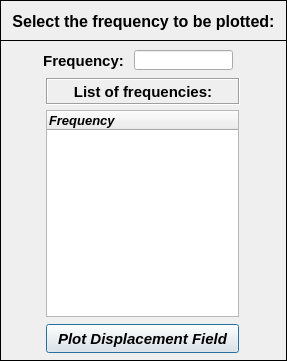
First picture: the form in pulse/uix/user_input/ui/Plots/Results/Structural/plotDisplacementFieldInput.ui, repository open-pulse/OpenPulse, before the edit.
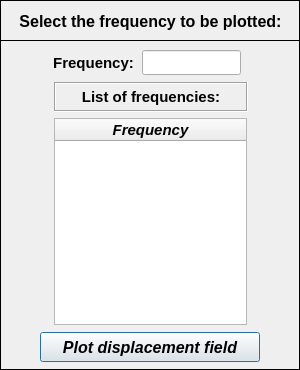
Second picture: the form after the edit. Icons and pictures are not drawn.

What changed in the file:
```diff
--- a/pulse/uix/user_input/ui/Plots/Results/Structural/plotDisplacementFieldInput.ui
+++ b/pulse/uix/user_input/ui/Plots/Results/Structural/plotDisplacementFieldInput.ui
@@ -9,8 +9,8 @@
    <rect>
     <x>0</x>
     <y>0</y>
-    <width>287</width>
-    <height>361</height>
+    <width>300</width>
+    <height>370</height>
    </rect>
   </property>
   <property name="sizePolicy">
@@ -21,14 +21,14 @@
   </property>
   <property name="minimumSize">
    <size>
-    <width>287</width>
-    <height>361</height>
+    <width>300</width>
+    <height>370</height>
    </size>
   </property>
   <property name="maximumSize">
    <size>
-    <width>287</width>
-    <height>361</height>
+    <width>300</width>
+    <height>370</height>
    </size>
   </property>
   <property name="contextMenuPolicy">
@@ -63,10 +63,22 @@
      <rect>
       <x>0</x>
       <y>0</y>
-      <width>287</width>
+      <width>300</width>
       <height>41</height>
      </rect>
     </property>
+    <property name="minimumSize">
+     <size>
+      <width>300</width>
+      <height>41</height>
+     </size>
+    </property>
+    <property name="maximumSize">
+     <size>
+      <width>300</width>
+      <height>41</height>
+     </size>
+    </property>
     <property name="frameShape">
      <enum>QFrame::Box</enum>
     </property>
@@ -79,12 +91,24 @@
     <widget class="QLabel" name="label">
      <property name="geometry">
       <rect>
-       <x>6</x>
-       <y>10</y>
-       <width>275</width>
-       <height>23</height>
+       <x>14</x>
+       <y>6</y>
+       <width>273</width>
+       <height>30</height>
       </rect>
      </property>
+     <property name="minimumSize">
+      <size>
+       <width>0</width>
+       <height>30</height>
+      </size>
+     </property>
+     <property name="maximumSize">
+      <size>
+       <width>16777215</width>
+       <height>30</height>
+      </size>
+     </property>
      <property name="font">
       <font>
        <family>Arial</family>
@@ -110,10 +134,22 @@
      <rect>
       <x>0</x>
       <y>40</y>
-      <width>287</width>
-      <height>321</height>
+      <width>300</width>
+      <height>330</height>
      </rect>
     </property>
+    <property name="minimumSize">
+     <size>
+      <width>300</width>
+      <height>330</height>
+     </size>
+    </property>
+    <property name="maximumSize">
+     <size>
+      <width>300</width>
+      <height>330</height>
+     </size>
+    </property>
     <property name="frameShape">
      <enum>QFrame::Box</enum>
     </property>
@@ -123,8 +159,8 @@
     <widget class="QTreeWidget" name="treeWidget">
      <property name="geometry">
       <rect>
-       <x>46</x>
-       <y>70</y>
+       <x>54</x>
+       <y>78</y>
        <width>193</width>
        <height>207</height>
       </rect>
@@ -138,43 +174,82 @@
        <bold>true</bold>
       </font>
      </property>
+     <property name="indentation">
+      <number>0</number>
+     </property>
      <column>
       <property name="text">
        <string notr="true">Frequency</string>
       </property>
+      <property name="font">
+       <font>
+        <family>Arial</family>
+        <pointsize>11</pointsize>
+        <weight>75</weight>
+        <italic>true</italic>
+        <bold>true</bold>
+       </font>
+      </property>
+      <property name="textAlignment">
+       <set>AlignCenter</set>
+      </property>
      </column>
     </widget>
     <widget class="QPushButton" name="pushButton">
      <property name="geometry">
       <rect>
-       <x>46</x>
-       <y>284</y>
-       <width>193</width>
-       <height>29</height>
+       <x>40</x>
+       <y>292</y>
+       <width>220</width>
+       <height>30</height>
       </rect>
      </property>
+     <property name="minimumSize">
+      <size>
+       <width>220</width>
+       <height>30</height>
+      </size>
+     </property>
+     <property name="maximumSize">
+      <size>
+       <width>220</width>
+       <height>30</height>
+      </size>
+     </property>
      <property name="font">
       <font>
        <family>Arial</family>
-       <pointsize>11</pointsize>
+       <pointsize>12</pointsize>
        <weight>75</weight>
        <italic>true</italic>
        <bold>true</bold>
       </font>
      </property>
      <property name="text">
-      <string>Plot Displacement Field</string>
+      <string>Plot displacement field</string>
      </property>
     </widget>
     <widget class="QLabel" name="label_3">
      <property name="geometry">
       <rect>
-       <x>46</x>
-       <y>38</y>
+       <x>54</x>
+       <y>42</y>
        <width>194</width>
-       <height>27</height>
+       <height>30</height>
       </rect>
      </property>
+     <property name="minimumSize">
+      <size>
+       <width>194</width>
+       <height>30</height>
+      </size>
+     </property>
+     <property name="maximumSize">
+      <size>
+       <width>194</width>
+       <height>30</height>
+      </size>
+     </property>
      <property name="font">
       <font>
        <family>Arial</family>
@@ -199,10 +274,10 @@
     <widget class="QLabel" name="label_2">
      <property name="geometry">
       <rect>
-       <x>36</x>
+       <x>46</x>
        <y>10</y>
        <width>95</width>
-       <height>21</height>
+       <height>25</height>
       </rect>
      </property>
      <property name="font">
@@ -223,21 +298,24 @@
     <widget class="QLineEdit" name="lineEdit">
      <property name="geometry">
       <rect>
-       <x>134</x>
+       <x>142</x>
        <y>10</y>
        <width>99</width>
-       <height>20</height>
+       <height>25</height>
       </rect>
      </property>
      <property name="font">
       <font>
        <family>Arial</family>
-       <pointsize>10</pointsize>
+       <pointsize>11</pointsize>
        <weight>75</weight>
        <italic>true</italic>
        <bold>true</bold>
       </font>
      </property>
+     <property name="styleSheet">
+      <string notr="true">color: rgb(0, 0, 255);</string>
+     </property>
      <property name="alignment">
       <set>Qt::AlignCenter</set>
      </property>
```
Left out of the diff: 2 changed lines with no effect on the pictures.
